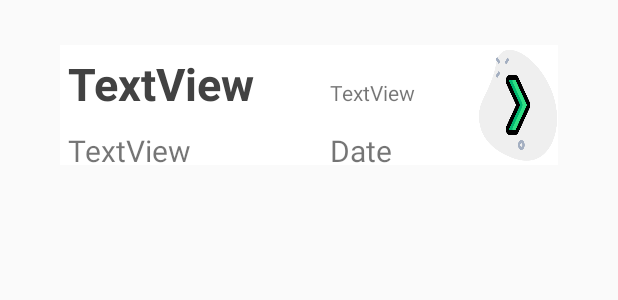
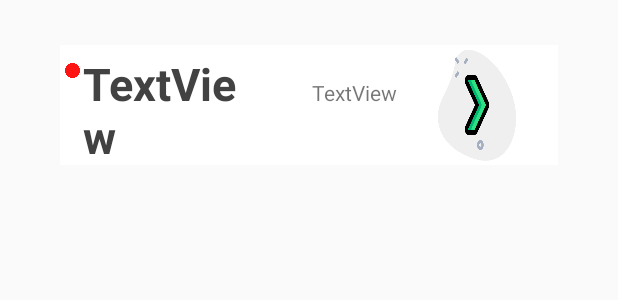
Before and after one commit to klitna/AppIncidencias-SQL, an Android app: the layout item_list.xml on its own in the app's theme, with its tools: preview values and no code run, on a phone screen of 412 x 824 dp. Shown: the top 300 px of the screen. Run offline under Robolectric (Android 15) with nearby library versions, the phone set to English and light mode, and no system bars.

Commit message:
state circle added but you have to click add three times in order to be able to see any incidence

```diff
--- a/app/src/main/java/com/example/myapplication/AddIncidence.java
+++ b/app/src/main/java/com/example/myapplication/AddIncidence.java
@@ -84,7 +84,7 @@
                 } else {
                     SimpleDateFormat formatter= new SimpleDateFormat("yyyy-MM-dd\n HH:mm:ss z");
                     Date date = new Date(System.currentTimeMillis());
-                    Incidence incidence = new Incidence(incidenceName.getText().toString(), addIncidenceSpinner.getSelectedItem().toString(), formatter.format(date));
+                    Incidence incidence = new Incidence(incidenceName.getText().toString(), addIncidenceSpinner.getSelectedItem().toString(), formatter.format(date), 0);
                     dbHelper.insertIncidence(db, incidence);
                     Log.i("add_incidence_success", "person name: "+incidence.name );
                     Toast.makeText(container.getContext(), "Incidence saved succesfully!", Toast.LENGTH_SHORT).show();
--- a/app/src/main/java/com/example/myapplication/DB/IncidenciaContract.java
+++ b/app/src/main/java/com/example/myapplication/DB/IncidenciaContract.java
@@ -10,5 +10,6 @@
         public static final String COLUMN_NAME_TITLE = "Title";
         public static final String COLUMN2_NAME_TITLE = "Urgence";
         public static final String COLUMN3_NAME_TITLE = "Date";
+        public static final String COLUMN4_NAME_TITLE = "State";
     }
 }
--- a/app/src/main/java/com/example/myapplication/DB/IncidenciaDBHelper.java
+++ b/app/src/main/java/com/example/myapplication/DB/IncidenciaDBHelper.java
@@ -21,7 +21,7 @@
 
     public static final int DATABASE_VERSION = 1;
     public static final String DATABASE_NAME = "incidencies.db";
-    private static final String SQL_CREATE_ENTRIES = "CREATE TABLE " + IncidenciaContract.IncidenciaEntry.TABLE_NAME + "(" + IncidenciaContract.IncidenciaEntry.ID + " INTEGER PRIMARY KEY AUTOINCREMENT, " + IncidenciaContract.IncidenciaEntry.COLUMN_NAME_TITLE + " TEXT ," + IncidenciaEntry.COLUMN2_NAME_TITLE + " TEXT ," + IncidenciaEntry.COLUMN3_NAME_TITLE + " TEXT )";
+    private static final String SQL_CREATE_ENTRIES = "CREATE TABLE " + IncidenciaContract.IncidenciaEntry.TABLE_NAME + "(" + IncidenciaContract.IncidenciaEntry.ID + " INTEGER PRIMARY KEY AUTOINCREMENT, " + IncidenciaContract.IncidenciaEntry.COLUMN_NAME_TITLE + " TEXT ," + IncidenciaEntry.COLUMN2_NAME_TITLE + " TEXT ," + IncidenciaEntry.COLUMN3_NAME_TITLE + " TEXT ," + IncidenciaEntry.COLUMN4_NAME_TITLE + " TEXT )";
 
 
     public IncidenciaDBHelper(Context context) {
@@ -45,6 +45,7 @@
             values.put(IncidenciaEntry.COLUMN_NAME_TITLE, inci.getName());
             values.put(IncidenciaEntry.COLUMN2_NAME_TITLE, inci.getUrgency());
             values.put(IncidenciaEntry.COLUMN3_NAME_TITLE, inci.getDate());
+            values.put(IncidenciaEntry.COLUMN4_NAME_TITLE, inci.getState());
             db.insert(IncidenciaEntry.TABLE_NAME, null, values);
 
             db.close();
@@ -70,7 +71,8 @@
             String title = cursor.getString(cursor.getColumnIndex(IncidenciaEntry.COLUMN_NAME_TITLE));
             String urgency = cursor.getString(cursor.getColumnIndex(IncidenciaEntry.COLUMN2_NAME_TITLE));
             String date = cursor.getString(cursor.getColumnIndex(IncidenciaEntry.COLUMN3_NAME_TITLE));
-            incidences.add(new Incidence(title, urgency, date));
+            int state = cursor.getInt(cursor.getColumnIndex(IncidenciaEntry.COLUMN4_NAME_TITLE));
+            incidences.add(new Incidence(title, urgency, date, state));
         }
         return incidences;
     }
--- a/app/src/main/res/layout/item_list.xml
+++ b/app/src/main/res/layout/item_list.xml
@@ -18,11 +18,12 @@
 
     <TextView
         android:id="@+id/nameIncidenceItem"
-        android:layout_width="164dp"
+        android:layout_width="120dp"
         android:layout_height="wrap_content"
         android:layout_row="0"
         android:layout_column="0"
         android:layout_margin="5dp"
+        android:layout_marginLeft="15dp"
         android:layout_weight="1"
         android:layout_x="21dp"
         android:layout_y="8dp"
@@ -31,6 +32,18 @@
         android:textSize="45px"
         android:textStyle="bold" />
 
+    <ImageView
+        android:id="@+id/stateCircle"
+        android:layout_width="10dp"
+        android:layout_height="10dp"
+        android:layout_marginTop="12dp"
+        android:layout_row="0"
+        android:layout_column="0"
+        android:layout_marginLeft="3dp"
+        android:background="@drawable/red_circle"
+        android:scaleType="fitXY"
+        android:contentDescription="TODO" />
+
     <TextView
         android:id="@+id/urgenceIncidence"
         android:layout_width="wrap_content"
@@ -38,6 +51,7 @@
         android:layout_row="1"
         android:layout_column="0"
         android:layout_margin="5dp"
+        android:layout_marginLeft="15dp"
         android:layout_weight="1"
         android:layout_x="234dp"
         android:layout_y="11dp"
@@ -61,7 +75,7 @@
 
     <TextView
         android:id="@+id/countUrgence"
-        android:layout_width="wrap_content"
+        android:layout_width="100dp"
         android:layout_height="wrap_content"
         android:layout_row="0"
         android:layout_column="1"
@@ -73,11 +87,13 @@
         android:text="TextView" />
 
     <ImageButton
+        android:id="@+id/goToIncidenceButton"
         android:layout_width="53dp"
         android:layout_height="match_parent"
         android:layout_row="0"
         android:layout_rowSpan="2"
-        android:layout_column="3"
+        android:layout_column="2"
+        android:layout_columnSpan="2"
         android:layout_x="310dp"
         android:layout_y="2dp"
         android:background="@drawable/next"
--- a/app/src/main/res/values/colors.xml
+++ b/app/src/main/res/values/colors.xml
@@ -9,4 +9,8 @@
     <color name="white">#FFFFFF</color>
     <color name="backgroundLogin">#e0fbff</color>
     <color name="black">#000000</color>
+    <color name="red">#E10000</color>
+    <color name="orange">#FF6325</color>
+    <color name="green">#06AF00</color>
+
 </resources>
```
Also changed, not shown: app/src/main/AndroidManifest.xml (+8 -4 lines), app/src/main/java/com/example/myapplication/Incidence.java (+8 -3 lines), app/src/main/java/com/example/myapplication/IncidenceInfoActivity.java (added, +14 -0 lines), app/src/main/java/com/example/myapplication/ListIncidences.java (+15 -4 lines), app/src/main/java/com/example/myapplication/RecyclerViewAdapter.java (+5 -6 lines), app/src/main/res/layout/activity_incidence_info.xml (added, +60 -0 lines), app/src/main/res/values/strings.xml (+6 -2 lines), app/src/main/res/drawable-v24/arrow_back.png (added), app/src/main/res/drawable-v24/green_circle.png (added), app/src/main/res/drawable-v24/orange_circle.png (added), app/src/main/res/drawable-v24/red_circle.png (added), 2 other files.
